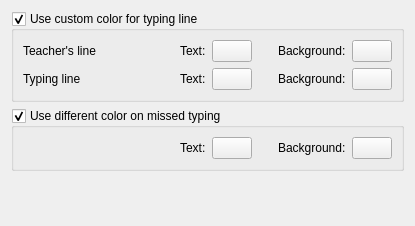
Before: the Qt Designer form src/ui/ktouchprefcolorspage.ui in KDE/ktouch, drawn with Qt 5.
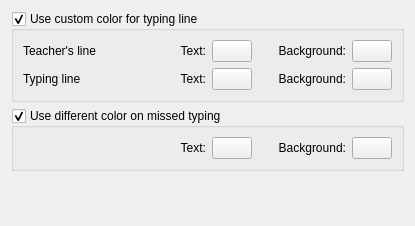
After: the same form once the commit is applied. Custom widgets are drawn as their Qt base class.

Commit message: align labels according to KDE 4 HIG guidelines - these dialogs should be redone with QFormLayout

```diff
--- a/src/ui/ktouchprefcolorspage.ui
+++ b/src/ui/ktouchprefcolorspage.ui
@@ -27,25 +27,13 @@
         <property name="leftMargin" >
          <number>0</number>
         </property>
-        <property name="topMargin" >
-         <number>0</number>
-        </property>
-        <property name="rightMargin" >
-         <number>0</number>
-        </property>
-        <property name="bottomMargin" >
-         <number>0</number>
-        </property>
-        <property name="horizontalSpacing" >
+        <property name="spacing">
          <number>6</number>
         </property>
-        <property name="verticalSpacing" >
-         <number>6</number>
-        </property>
-        <item row="0" column="4" >
-         <widget class="KColorButton" name="kcfg_TeacherTextColor" >
-          <property name="sizePolicy" >
-           <sizepolicy vsizetype="Fixed" hsizetype="Minimum" >
+        <item row="0" column="4">
+         <widget class="KColorButton" name="kcfg_TeacherTextColor">
+          <property name="sizePolicy">
+           <sizepolicy hsizetype="Minimum" vsizetype="Fixed">
             <horstretch>0</horstretch>
             <verstretch>0</verstretch>
            </sizepolicy>
@@ -92,6 +80,9 @@
           <property name="text" >
            <string>Text:</string>
           </property>
+          <property name="alignment">
+           <set>Qt::AlignRight|Qt::AlignTrailing|Qt::AlignVCenter</set>
+          </property>
          </widget>
         </item>
         <item row="1" column="3" >
@@ -99,6 +90,9 @@
           <property name="text" >
            <string>Text:</string>
           </property>
+          <property name="alignment">
+           <set>Qt::AlignRight|Qt::AlignTrailing|Qt::AlignVCenter</set>
+          </property>
          </widget>
         </item>
         <item row="1" column="5" >
@@ -157,6 +151,9 @@
           <property name="text" >
            <string>Background:</string>
           </property>
+          <property name="alignment">
+           <set>Qt::AlignRight|Qt::AlignTrailing|Qt::AlignVCenter</set>
+          </property>
          </widget>
         </item>
         <item row="0" column="6" >
@@ -164,6 +161,9 @@
           <property name="text" >
            <string>Background:</string>
           </property>
+          <property name="alignment">
+           <set>Qt::AlignRight|Qt::AlignTrailing|Qt::AlignVCenter</set>
+          </property>
          </widget>
         </item>
         <item row="1" column="7" >
@@ -240,22 +240,10 @@
         <property name="leftMargin" >
          <number>0</number>
         </property>
-        <property name="topMargin" >
-         <number>0</number>
-        </property>
-        <property name="rightMargin" >
-         <number>0</number>
-        </property>
-        <property name="bottomMargin" >
-         <number>0</number>
-        </property>
-        <property name="horizontalSpacing" >
+        <property name="spacing">
          <number>6</number>
         </property>
-        <property name="verticalSpacing" >
-         <number>6</number>
-        </property>
-        <item row="0" column="0" >
+        <item row="0" column="0">
          <spacer>
           <property name="orientation" >
            <enum>Qt::Horizontal</enum>
@@ -292,6 +280,9 @@
           <property name="text" >
            <string>Background:</string>
           </property>
+          <property name="alignment">
+           <set>Qt::AlignRight|Qt::AlignTrailing|Qt::AlignVCenter</set>
+          </property>
          </widget>
         </item>
         <item row="0" column="5" >
@@ -343,6 +334,9 @@
           <property name="text" >
            <string>Text:</string>
           </property>
+          <property name="alignment">
+           <set>Qt::AlignRight|Qt::AlignTrailing|Qt::AlignVCenter</set>
+          </property>
          </widget>
         </item>
        </layout>
```
Left out of the diff: 213 changed lines with no effect on the pictures.
